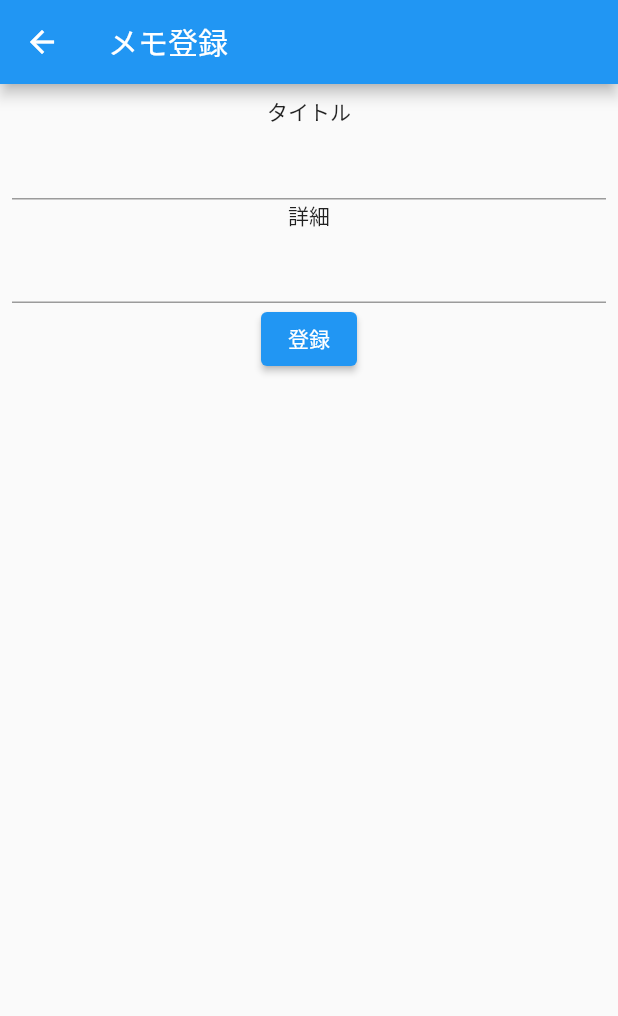
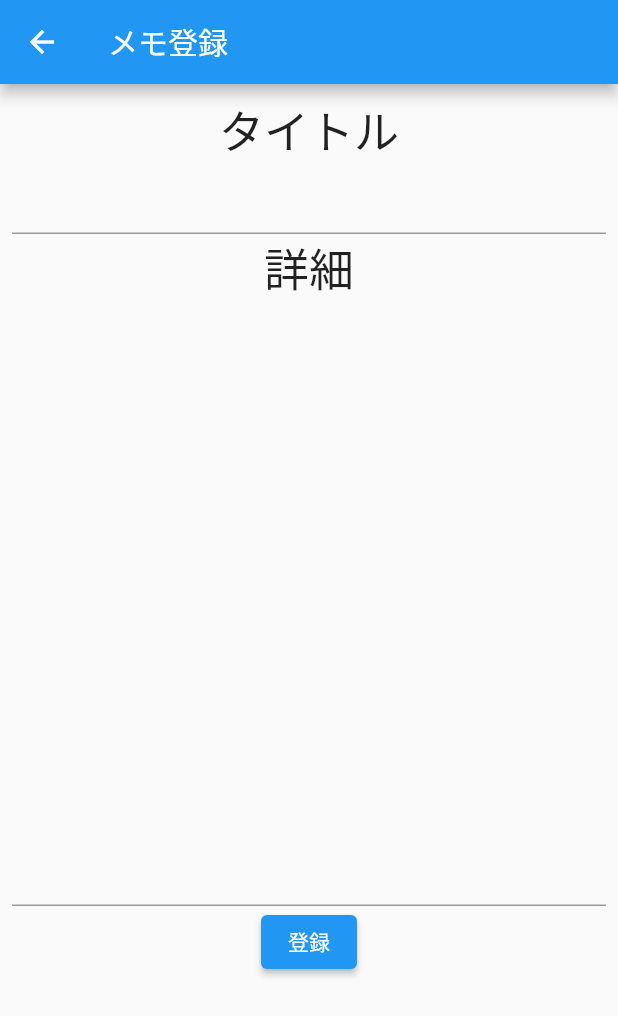
Before and after one commit to hironomiu/flutter_memo_app, a Flutter app: the MemoRegister screen opened directly, on a phone screen of 412 x 824 dp. Shown: the top 1016 px of the screen. Run offline on Flutter 3.47's test engine with Material 2 defaults, Android fonts, the phone set to English and light mode, and no system bars.

```diff
--- a/lib/pages/memo_register.dart
+++ b/lib/pages/memo_register.dart
@@ -21,20 +21,29 @@ class _MemoRegisterState extends State<MemoRegister> {
         padding: const EdgeInsets.all(8.0),
         child: Column(
           children: [
-            Text("タイトル"),
+            const Text(
+              "タイトル",
+              style: TextStyle(fontSize: 30),
+            ),
             TextField(
               controller: _title,
             ),
-            Text("詳細"),
+            const Text(
+              "詳細",
+              style: TextStyle(fontSize: 30),
+            ),
             TextField(
               controller: _detail,
+              maxLines: 20,
             ),
             ElevatedButton(
                 onPressed: () {
-                  Navigator.of(context)
-                      .pop({"title": _title.text, "detail": _detail.text});
+                  _title.text.length > 0 && _detail.text.length > 0
+                      ? Navigator.of(context)
+                          .pop({"title": _title.text, "detail": _detail.text})
+                      : null;
                 },
-                child: Text("登録"))
+                child: const Text("登録"))
           ],
         ),
       ),
```
Also changed, not shown: lib/pages/memo_detail.dart (+7 -1 lines), lib/pages/top_page.dart (+5 -2 lines).
